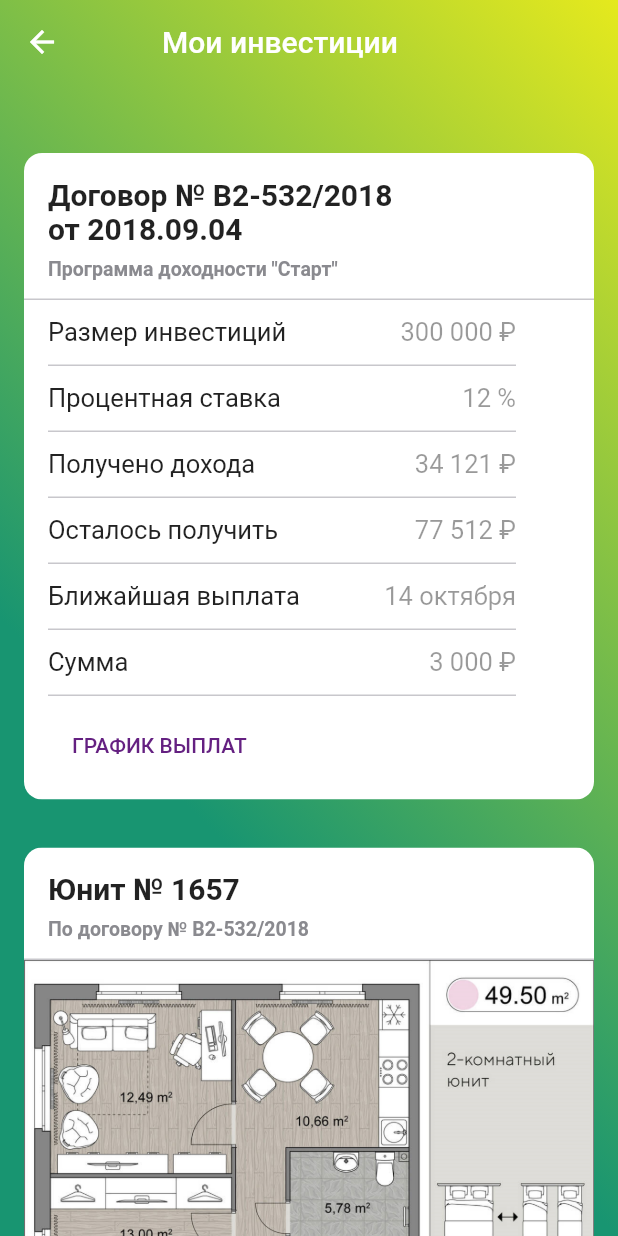
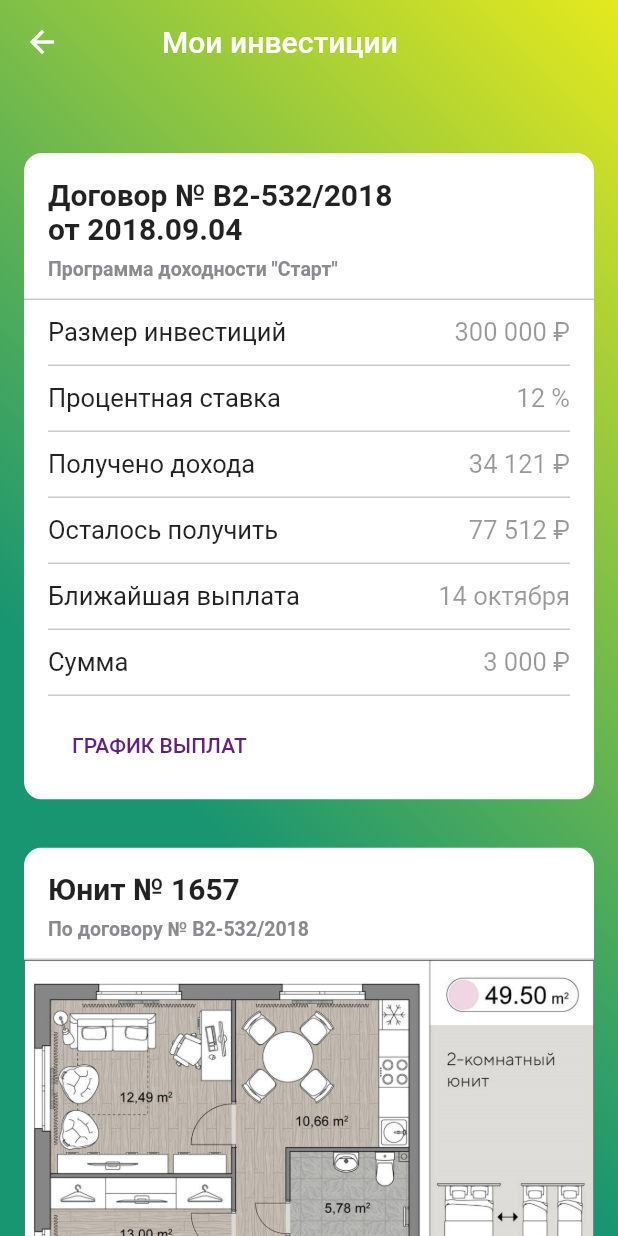
Before and after one commit to grafovdenis/nic_test, a Flutter app: the screen it shows after launch, after a tap on an icon or button, on a phone screen of 412 x 824 dp. Run offline on Flutter 3.47's test engine with Material 2 defaults, Android fonts, the phone set to English and light mode, and no system bars; Roboto replaces fonts that are missing (SF Pro Display, SF Pro Text).

Commit message:
add some fixes

```diff
--- a/lib/screens/installment_schedule.dart
+++ b/lib/screens/installment_schedule.dart
@@ -84,7 +84,8 @@ class _InstallmentScheduleState extends State<InstallmentSchedule> {
           width: 272,
           padding: const EdgeInsets.only(left: 36),
           child: Text(
-            "График платежей по рассрочке",
+            "График платежей по\nрассрочке",
+            softWrap: true,
             style: TextStyle(
                 color: Colors.black,
                 fontFamily: "SF Pro Text",
--- a/lib/screens/investments.dart
+++ b/lib/screens/investments.dart
@@ -63,12 +63,16 @@ class _MyInvestmentsPageState extends State<MyInvestmentsPage> {
 
     final body = <Widget>[
       Container(
-          height: 463, // Кажется, что сделать иначе невозможно
+          height: 463,
+          // Решение: избавиться от PageView и использовать горизонтальный ListView
+          // или https://gist.github.com/yunyu/ac6812d6c550da1f31ae464bef8b37ea
           child: PageView(
             children: contractWidgets,
           )),
       Container(
-        height: 700, // Кажется, что сделать иначе невозможно
+        height: 730,
+        // Решение: избавиться от PageView и использовать горизонтальный ListView
+        // или https://gist.github.com/yunyu/ac6812d6c550da1f31ae464bef8b37ea
         child: PageView(
           children: unitWidgets,
         ),
--- a/lib/widgets/home/InvestmentItem.dart
+++ b/lib/widgets/home/InvestmentItem.dart
@@ -9,8 +9,6 @@ class InvestmentItem extends StatelessWidget {
   @override
   Widget build(BuildContext context) {
     return Container(
-      margin: const EdgeInsets.only(right: 16.0),
-      width: 312,
       height: 44,
       decoration: new BoxDecoration(
           border: new Border(
--- a/lib/widgets/home/NewsItem.dart
+++ b/lib/widgets/home/NewsItem.dart
@@ -2,11 +2,11 @@ import 'package:flutter/material.dart';
 
 class NewsItem extends StatelessWidget {
   String date;
-  AssetImage image;
+  Image image;
   String description;
   bool isLast;
 
-  NewsItem(String date, AssetImage image, String description, bool isLast) {
+  NewsItem(String date, Image image, String description, bool isLast) {
     this.date = date;
     this.image = image;
     this.description = description;
@@ -26,7 +26,7 @@ class NewsItem extends StatelessWidget {
           mainAxisAlignment: MainAxisAlignment.start,
           crossAxisAlignment: CrossAxisAlignment.start,
           children: <Widget>[
-            Container(height: 80, width: 80, child: Image(image: image)),
+            Container(height: 80, width: 80, child: image),
             Container(
               decoration: (!isLast)
                   ? new BoxDecoration(
--- a/lib/widgets/home/WidgetGroup.dart
+++ b/lib/widgets/home/WidgetGroup.dart
@@ -12,9 +12,9 @@ class WidgetGroup extends StatelessWidget {
   @override
   Widget build(BuildContext context) {
     return Container(
-      padding: EdgeInsets.only(left: 16, top: 16, bottom: 16),
+      padding: EdgeInsets.all(16),
       child: Column(
-        crossAxisAlignment: CrossAxisAlignment.start,
+        crossAxisAlignment: CrossAxisAlignment.stretch,
         children: <Widget>[
           Padding(
             padding: const EdgeInsets.only(bottom: 14),
--- a/lib/widgets/investments/ContractWidget.dart
+++ b/lib/widgets/investments/ContractWidget.dart
@@ -49,7 +49,7 @@ class _ContractWidgetState extends State<ContractWidget> {
     );
 
     Widget items = Padding(
-        padding: const EdgeInsets.only(left: 16),
+        padding: const EdgeInsets.only(left: 16, right: 16),
         child: Column(
           children: <Widget>[
             InvestmentItem(
--- a/lib/widgets/investments/UnitWidget.dart
+++ b/lib/widgets/investments/UnitWidget.dart
@@ -51,7 +51,7 @@ class _UnitWidgetState extends State<UnitWidget> {
     );
 
     Widget items = Padding(
-        padding: const EdgeInsets.only(left: 16),
+        padding: const EdgeInsets.only(left: 16, right: 16),
         child: Column(
           children: <Widget>[
             InvestmentItem(
```
Also changed, not shown: lib/widgets/home/News.dart (+4 -4 lines).
